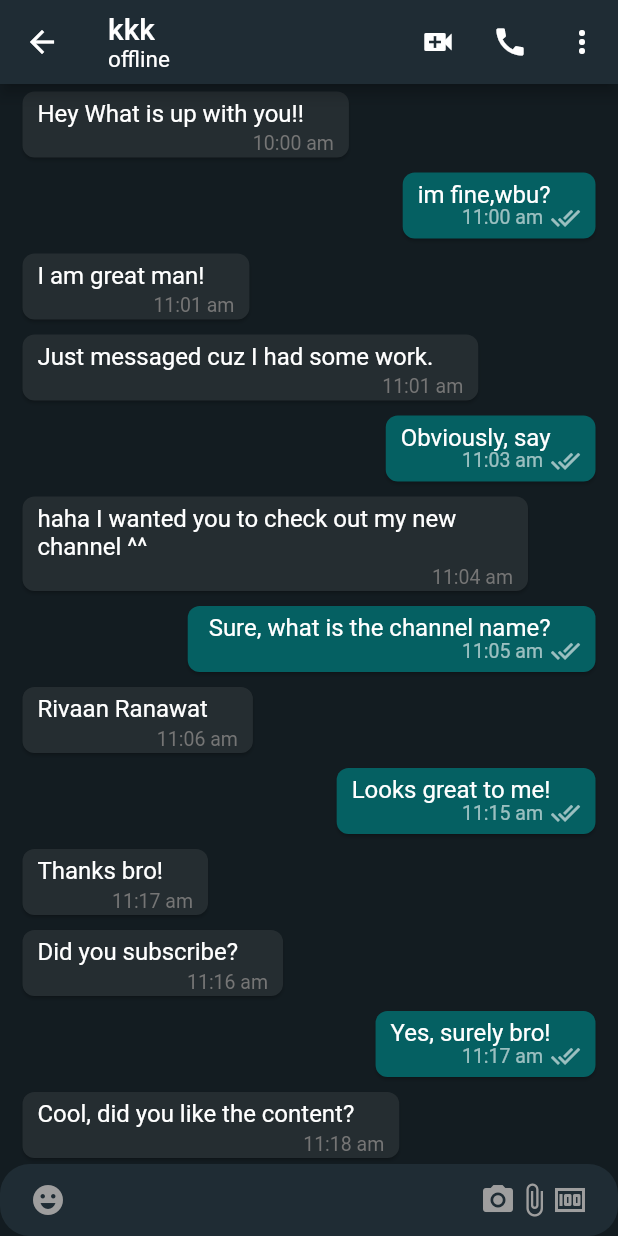
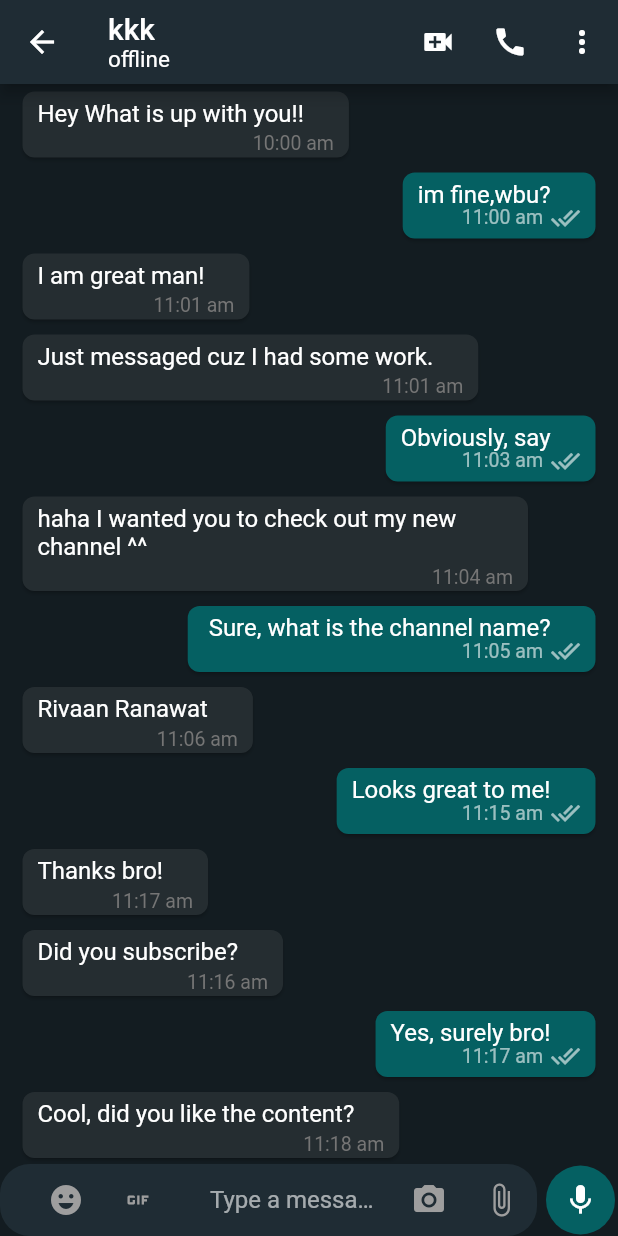
Before and after one commit to kareemmuhamedd/whatsapp-clone, a Flutter app: the MobileChatScreen screen opened directly, on a phone screen of 412 x 824 dp. Run offline on Flutter 3.47's test engine with Material 2 defaults, Android fonts, the phone set to English and light mode, and no system bars; our stand-ins replace cloud_firestore, country_picker, firebase_auth, firebase_core, firebase_storage, flutter_contacts and 2 more; accounts and stored records are empty.

Commit message:
bottom chat field

```diff
--- a/lib/screens/mobile_chat_screen.dart
+++ b/lib/features/chat/screens/mobile_chat_screen.dart
@@ -3,10 +3,11 @@ import 'package:flutter_riverpod/flutter_riverpod.dart';
 import 'package:whatsapp_clone/common/widgets/loader.dart';
 import 'package:whatsapp_clone/models/user_model.dart';
 
-import '../colors.dart';
-import '../features/auth/controller/auth_controller.dart';
-import '../info.dart';
-import '../widgets/chat_list.dart';
+import '../../../colors.dart';
+import '../../auth/controller/auth_controller.dart';
+import '../../../info.dart';
+import '../../../widgets/chat_list.dart';
+import '../widgets/bottom_chat_field.dart';
 
 class MobileChatScreen extends ConsumerWidget {
   static const routeName = '/mobile-chat-screen';
@@ -66,48 +67,7 @@ class MobileChatScreen extends ConsumerWidget {
           const Expanded(
             child: ChatList(),
           ),
-          TextField(
-            decoration: InputDecoration(
-              filled: true,
-              fillColor: mobileChatBoxColor,
-              prefixIcon: const Padding(
-                padding: EdgeInsets.symmetric(horizontal: 20.0),
-                child: Icon(
-                  Icons.emoji_emotions,
-                  color: Colors.grey,
-                ),
-              ),
-              suffixIcon: Padding(
-                padding: const EdgeInsets.symmetric(horizontal: 20.0),
-                child: Row(
-                  mainAxisAlignment: MainAxisAlignment.end,
-                  children: const [
-                    Icon(
-                      Icons.camera_alt,
-                      color: Colors.grey,
-                    ),
-                    Icon(
-                      Icons.attach_file,
-                      color: Colors.grey,
-                    ),
-                    Icon(
-                      Icons.money,
-                      color: Colors.grey,
-                    ),
-                  ],
-                ),
-              ),
-              hintText: 'Type a message!',
-              border: OutlineInputBorder(
-                borderRadius: BorderRadius.circular(20.0),
-                borderSide: const BorderSide(
-                  width: 0,
-                  style: BorderStyle.none,
-                ),
-              ),
-              contentPadding: const EdgeInsets.all(10),
-            ),
-          ),
+          BottomChatField(),
         ],
       ),
     );
--- /dev/null
+++ b/lib/features/chat/widgets/bottom_chat_field.dart
@@ -0,0 +1,108 @@
+import 'package:flutter/material.dart';
+
+import '../../../colors.dart';
+
+class BottomChatField extends StatefulWidget {
+  const BottomChatField({
+    super.key,
+  });
+
+  @override
+  State<BottomChatField> createState() => _BottomChatFieldState();
+}
+
+class _BottomChatFieldState extends State<BottomChatField> {
+  bool isShowSendButton = false;
+
+  @override
+  Widget build(BuildContext context) {
+    return Row(
+      children: [
+        Expanded(
+          child: TextField(
+            onChanged: (val) {
+              if (val.isNotEmpty) {
+                setState(() {
+                  isShowSendButton = true;
+                });
+              }
+              else{
+                setState(() {
+                  isShowSendButton = false;
+                });
+              }
+            },
+            decoration: InputDecoration(
+              filled: true,
+              fillColor: mobileChatBoxColor,
+              prefixIcon: Padding(
+                padding: const EdgeInsets.symmetric(horizontal: 20.0),
+                child: SizedBox(
+                  width: 100,
+                  child: Row(
+                    children: [
+                      IconButton(
+                        onPressed: () {},
+                        icon: const Icon(
+                          Icons.emoji_emotions,
+                          color: Colors.grey,
+                        ),
+                      ),
+                      IconButton(
+                        onPressed: () {},
+                        icon: const Icon(
+                          Icons.gif,
+                          color: Colors.grey,
+                        ),
+                      ),
+                    ],
+                  ),
+                ),
+              ),
+              suffixIcon: SizedBox(
+                width: 100,
+                child: Row(
+                  mainAxisAlignment: MainAxisAlignment.end,
+                  children: [
+                    IconButton(
+                        onPressed: () {},
+                        icon: const Icon(
+                          Icons.camera_alt,
+                          color: Colors.grey,
+                        )),
+                    IconButton(
+                        onPressed: () {},
+                        icon: const Icon(
+                          Icons.attach_file,
+                          color: Colors.grey,
+                        )),
+                  ],
+                ),
+              ),
+              hintText: 'Type a message!',
+              border: OutlineInputBorder(
+                borderRadius: BorderRadius.circular(20.0),
+                borderSide: const BorderSide(
+                  width: 0,
+                  style: BorderStyle.none,
+                ),
+              ),
+              contentPadding: const EdgeInsets.all(10),
+            ),
+          ),
+        ),
+        Padding(
+          padding: EdgeInsets.only(right: 2, left: 6),
+          child: CircleAvatar(
+            radius: 23,
+            backgroundColor: Color.fromRGBO(5, 96, 98, 1),
+            child: Icon(
+              isShowSendButton ? Icons.send_rounded : Icons.mic,
+              color: Colors.white,
+            ),
+          ),
+        )
+      ],
+    );
+  }
+}
--- a/lib/features/select_contacts/repository/select_contact_repository.dart
+++ b/lib/features/select_contacts/repository/select_contact_repository.dart
@@ -4,7 +4,7 @@ import 'package:flutter_contacts/flutter_contacts.dart';
 import 'package:flutter_riverpod/flutter_riverpod.dart';
 import 'package:whatsapp_clone/common/utils/utils.dart';
 import 'package:whatsapp_clone/models/user_model.dart';
-import 'package:whatsapp_clone/screens/mobile_chat_screen.dart';
+import 'package:whatsapp_clone/features/chat/screens/mobile_chat_screen.dart';
 
 final selectContactRepositoryProvider = Provider((ref) {
   return SelectContactRepository(
--- a/lib/router.dart
+++ b/lib/router.dart
@@ -4,7 +4,7 @@ import 'package:whatsapp_clone/common/widgets/error.dart';
 import 'package:whatsapp_clone/features/auth/screens/otp_screen.dart';
 import 'package:whatsapp_clone/features/auth/screens/user_information_screen.dart';
 import 'package:whatsapp_clone/features/select_contacts/screens/select_contact_screen.dart';
-import 'package:whatsapp_clone/screens/mobile_chat_screen.dart';
+import 'package:whatsapp_clone/features/chat/screens/mobile_chat_screen.dart';
 
 import 'features/auth/screens/login_screen.dart';
 
--- a/lib/widgets/contacts_list.dart
+++ b/lib/widgets/contacts_list.dart
@@ -1,7 +1,7 @@
 import 'package:flutter/material.dart';
 import '../colors.dart';
 import '../info.dart';
-import '../screens/mobile_chat_screen.dart';
+import '../features/chat/screens/mobile_chat_screen.dart';
 
 
 
```
Also changed, not shown: lib/features/chat/repository/chat_repository.dart (added).
